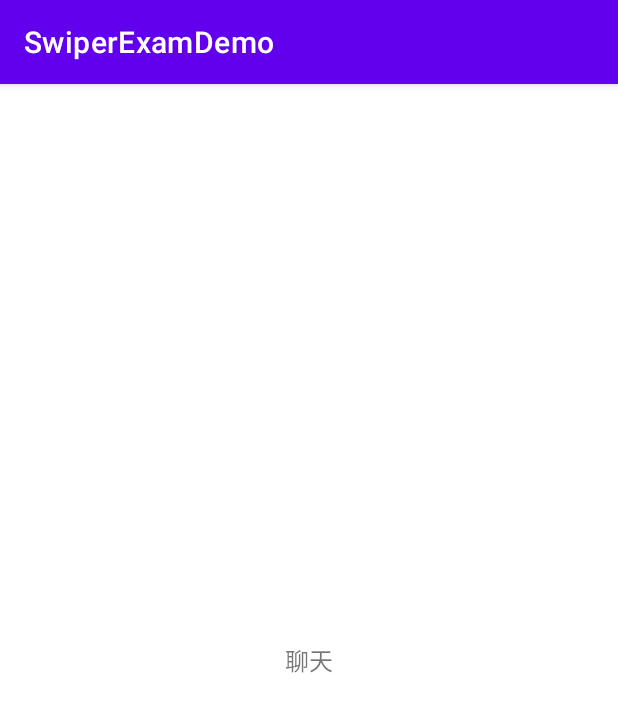
After one commit to DavidHsiao/SwiperExamDemo, an Android app: the fragment ChatFragment shown on its own in the app's theme, on a phone screen of 412 x 824 dp. The commit adds this screen. Shown: the top 712 px of the screen. Run offline under Robolectric (Android 15) with nearby library versions, the phone set to English and light mode, and no system bars.

Commit message:
* 加入所有畫面到BottomNavigationView

```diff
--- /dev/null
+++ b/app/src/main/java/android/example/com/swiperexamdemo/caht/ChatFragment.kt
@@ -0,0 +1,19 @@
+package android.example.com.swiperexamdemo.caht
+
+import android.example.com.swiperexamdemo.R
+import android.os.Bundle
+import android.view.LayoutInflater
+import android.view.View
+import android.view.ViewGroup
+import androidx.fragment.app.Fragment
+
+class ChatFragment : Fragment(){
+    override fun onCreateView(
+        inflater: LayoutInflater,
+        container: ViewGroup?,
+        savedInstanceState: Bundle?
+    ): View? {
+        return inflater.inflate(R.layout.fragment_chat, container, false)
+    }
+
+}
--- a/app/src/main/res/layout/activity_main.xml
+++ b/app/src/main/res/layout/activity_main.xml
@@ -21,7 +21,6 @@
                 app:defaultNavHost="true"
                 app:layout_constraintTop_toTopOf="parent"
                 app:layout_constraintBottom_toTopOf="@+id/bottom_nav_view" />
-        />
 
         <com.google.android.material.bottomnavigation.BottomNavigationView
                 android:id="@+id/bottom_nav_view"
@@ -33,6 +32,7 @@
                 app:itemTextColor="@color/home_nav_item_color"
                 app:layout_constraintBottom_toBottomOf="parent"
                 app:menu="@menu/nav"
+                app:labelVisibilityMode="labeled"
                 tools:background="@color/black"
                 tools:layout_height="?attr/actionBarSize" />
 
--- /dev/null
+++ b/app/src/main/res/layout/fragment_chat.xml
@@ -0,0 +1,23 @@
+<?xml version="1.0" encoding="utf-8"?>
+<androidx.constraintlayout.widget.ConstraintLayout
+        xmlns:android="http://schemas.android.com/apk/res/android"
+        xmlns:app="http://schemas.android.com/apk/res-auto"
+        android:layout_width="match_parent"
+        android:layout_height="match_parent"
+        >
+
+    <TextView
+            android:id="@+id/tv_chat"
+            android:layout_width="wrap_content"
+            android:layout_height="wrap_content"
+            android:layout_marginStart="8dp"
+            android:layout_marginTop="8dp"
+            android:layout_marginEnd="8dp"
+            android:layout_marginBottom="8dp"
+            android:text="@string/chat"
+            android:textSize="16sp"
+            app:layout_constraintBottom_toBottomOf="parent"
+            app:layout_constraintEnd_toEndOf="parent"
+            app:layout_constraintStart_toStartOf="parent"
+            app:layout_constraintTop_toTopOf="parent" />
+</androidx.constraintlayout.widget.ConstraintLayout>
--- a/app/src/main/res/layout/fragment_wallet.xml
+++ b/app/src/main/res/layout/fragment_wallet.xml
@@ -2,13 +2,12 @@
 <androidx.constraintlayout.widget.ConstraintLayout
     xmlns:android="http://schemas.android.com/apk/res/android"
     xmlns:app="http://schemas.android.com/apk/res-auto"
-    xmlns:tools="http://schemas.android.com/tools"
     android:layout_width="match_parent"
     android:layout_height="match_parent"
-    android:id="@+id/wallet_layout">
+    >
 
     <TextView
-        android:id="@+id/textView"
+        android:id="@+id/tv_wallet"
         android:layout_width="wrap_content"
         android:layout_height="wrap_content"
         android:layout_marginStart="8dp"
--- a/app/src/main/res/values/strings.xml
+++ b/app/src/main/res/values/strings.xml
@@ -1,7 +1,6 @@
 <resources>
     <string name="app_name">SwiperExamDemo</string>
-    <string name="wallet">Wallet</string>
-    <string name="wallet_cn">錢包</string>
+    <string name="wallet">錢包</string>
     <string name="phone">電話</string>
     <string name="chat">聊天</string>
     <string name="scan">掃描</string>
--- a/build.gradle
+++ b/build.gradle
@@ -1,6 +1,9 @@
 // Top-level build file where you can add configuration options common to all sub-projects/modules.
 buildscript {
-    ext.kotlin_version = "1.3.72"
+    ext{
+        kotlin_version = "1.3.72"
+        nav_version = "2.3.3"
+    }
     repositories {
         google()
         jcenter()
```
Also changed, not shown: app/src/main/java/android/example/com/swiperexamdemo/MainActivity.kt (+31 -35 lines), app/src/main/java/android/example/com/swiperexamdemo/phone/PhoneFragment.kt (added, +19 -0 lines), app/src/main/java/android/example/com/swiperexamdemo/swipe/SwipeFragment.kt (added, +18 -0 lines), app/src/main/res/layout/fragment_phone.xml (added, +23 -0 lines), app/src/main/res/layout/fragment_swipe.xml (added, +23 -0 lines), app/src/main/res/menu/nav.xml (+6 -7 lines), app/src/main/res/navigation/nav_graph.xml (+16 -2 lines). Lines whose indentation alone changed are shown as unchanged.
